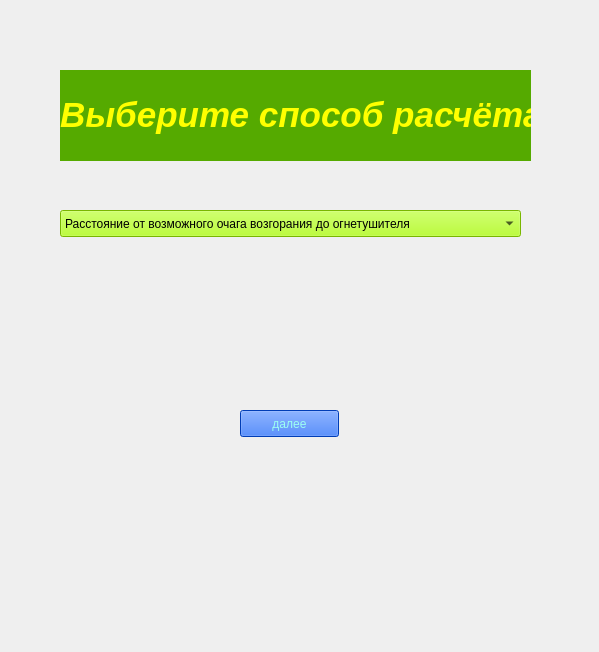
Old version of the form form.ui in the repository chester5009/fire_protection.
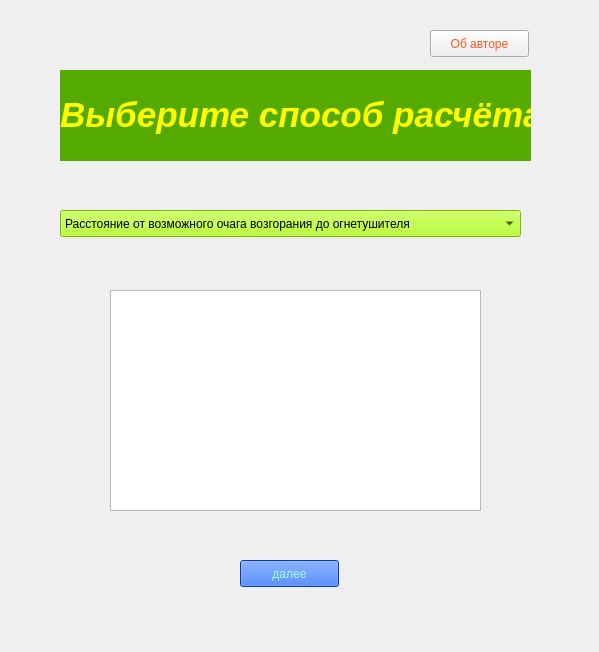
New version of the form. Icons and pictures are not drawn.

```diff
--- a/form.ui
+++ b/form.ui
@@ -917,7 +917,7 @@
      <property name="geometry">
       <rect>
        <x>230</x>
-       <y>400</y>
+       <y>550</y>
        <width>99</width>
        <height>27</height>
       </rect>
@@ -931,6 +931,42 @@
       <string>далее</string>
      </property>
     </widget>
+    <widget class="QPushButton" name="pushButton_11">
+     <property name="geometry">
+      <rect>
+       <x>420</x>
+       <y>20</y>
+       <width>99</width>
+       <height>27</height>
+      </rect>
+     </property>
+     <property name="styleSheet">
+      <string notr="true">color:rgb(255, 85, 29);</string>
+     </property>
+     <property name="text">
+      <string>Об авторе</string>
+     </property>
+    </widget>
+    <widget class="QTextBrowser" name="textBrowser_2">
+     <property name="geometry">
+      <rect>
+       <x>100</x>
+       <y>280</y>
+       <width>371</width>
+       <height>221</height>
+      </rect>
+     </property>
+     <property name="styleSheet">
+      <string notr="true">color:rgb(35, 28, 255);</string>
+     </property>
+     <property name="html">
+      <string>&lt;!DOCTYPE HTML PUBLIC &quot;-//W3C//DTD HTML 4.0//EN&quot; &quot;http://www.w3.org/TR/REC-html40/strict.dtd&quot;&gt;
+&lt;html&gt;&lt;head&gt;&lt;meta name=&quot;qrichtext&quot; content=&quot;1&quot; /&gt;&lt;style type=&quot;text/css&quot;&gt;
+p, li { white-space: pre-wrap; }
+&lt;/style&gt;&lt;/head&gt;&lt;body style=&quot; font-family:'Ubuntu'; font-size:11pt; font-weight:400; font-style:normal;&quot;&gt;
+&lt;p style=&quot;-qt-paragraph-type:empty; margin-top:0px; margin-bottom:0px; margin-left:0px; margin-right:0px; -qt-block-indent:0; text-indent:0px;&quot;&gt;&lt;br /&gt;&lt;/p&gt;&lt;/body&gt;&lt;/html&gt;</string>
+     </property>
+    </widget>
    </widget>
    <widget class="QWidget" name="page_5">
     <widget class="QLabel" name="label_10">
```
Left out of the diff: 32 changed lines with no effect on the pictures.
